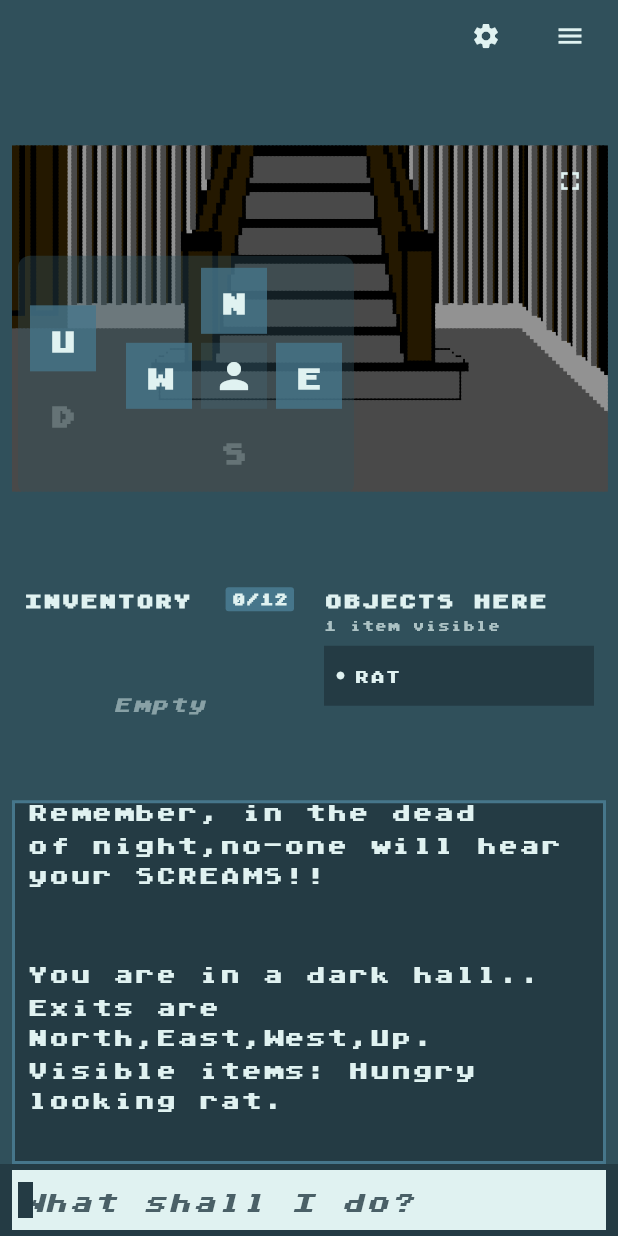
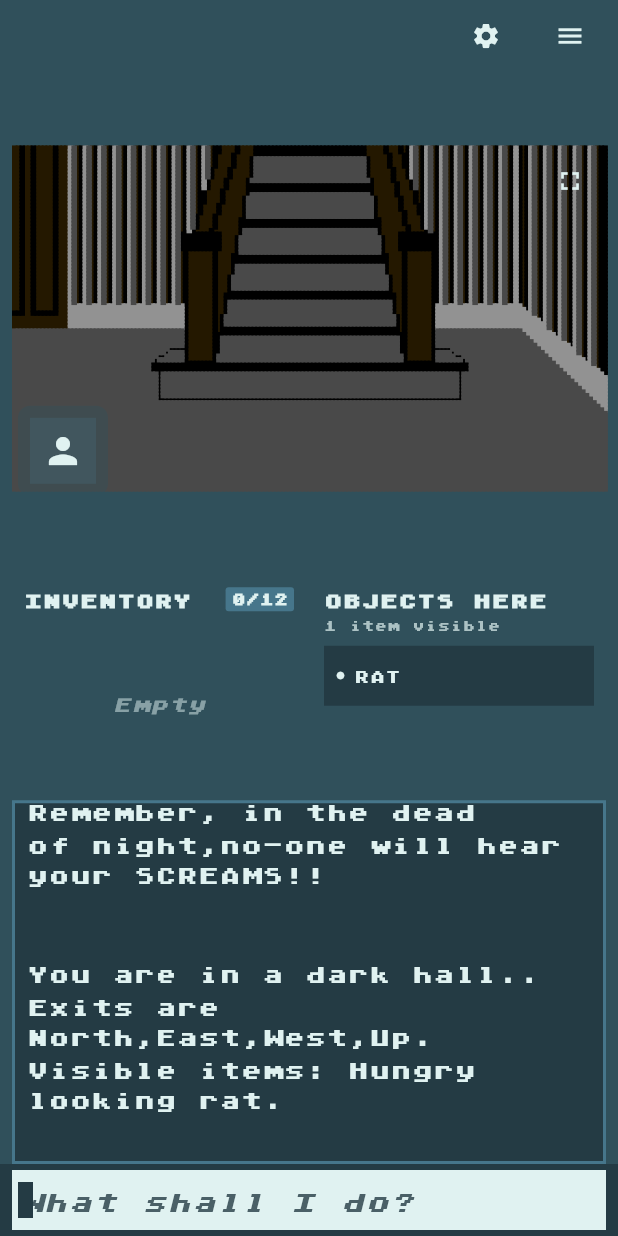
Before and after one commit to aykutkilic/cloakofdeath-flutter, a Flutter app: the screen it shows after launch, on a phone screen of 412 x 824 dp. Run offline on Flutter 3.47's test engine with Material 3 defaults, Android fonts, the phone set to English and light mode, and no system bars; our stand-ins replace shared_preferences.

Commit message:
Collapsible floating nav: tap player icon to expand, auto-collapse after 5s
In portrait/floating mode, the minimap starts collapsed showing only the
player icon. Tapping it expands the full navigation controls. It auto-
collapses after 5 seconds of inactivity, or by tapping the center icon.

Co-Authored-By: Claude Opus 4.6 <noreply@anthropic.com>

```diff
--- a/cloak_of_death_flutter/lib/widgets/unified_minimap.dart
+++ b/cloak_of_death_flutter/lib/widgets/unified_minimap.dart
@@ -1,3 +1,4 @@
+import 'dart:async';
 import 'package:flutter/material.dart';
 import 'package:provider/provider.dart';
 import '../app_theme.dart';
@@ -5,19 +6,70 @@ import '../game/game_state.dart';
 
 /// Unified minimap widget with integrated navigation controls.
 /// Set [floating] to true for transparent overlay mode (portrait).
-class UnifiedMinimap extends StatelessWidget {
+/// In floating mode, the widget starts collapsed as a single player icon
+/// and expands on tap, auto-collapsing after 5 seconds of inactivity.
+class UnifiedMinimap extends StatefulWidget {
   final bool floating;
 
   const UnifiedMinimap({super.key, this.floating = false});
 
-  double get _buttonSize => floating ? 44 : 48;
+  @override
+  State<UnifiedMinimap> createState() => _UnifiedMinimapState();
+}
+
+class _UnifiedMinimapState extends State<UnifiedMinimap> {
+  bool _expanded = false;
+  Timer? _collapseTimer;
+
+  double get _buttonSize => widget.floating ? 44 : 48;
   double get _spacing => 6.0;
+
+  @override
+  void dispose() {
+    _collapseTimer?.cancel();
+    super.dispose();
+  }
+
+  void _expand() {
+    setState(() => _expanded = true);
+    _resetCollapseTimer();
+  }
+
+  void _collapse() {
+    _collapseTimer?.cancel();
+    setState(() => _expanded = false);
+  }
+
+  void _resetCollapseTimer() {
+    _collapseTimer?.cancel();
+    _collapseTimer = Timer(const Duration(seconds: 5), _collapse);
+  }
+
+  void _onNavPressed(GameState gameState, String direction) {
+    gameState.processCommand(direction);
+    _resetCollapseTimer();
+  }
 
   @override
   Widget build(BuildContext context) {
     return Consumer<GameState>(
       builder: (context, gameState, child) {
         final exits = gameState.getAvailableExits();
+
+        // Floating mode: collapsed = just the player icon; expanded = full nav
+        if (widget.floating && !_expanded) {
+          return GestureDetector(
+            onTap: _expand,
+            child: Container(
+              decoration: BoxDecoration(
+                color: AppTheme.background.withAlpha(100),
+                borderRadius: BorderRadius.circular(8),
+              ),
+              padding: const EdgeInsets.all(8),
+              child: _buildCenterIcon(),
+            ),
+          );
+        }
 
         final content = FittedBox(
           fit: BoxFit.scaleDown,
@@ -29,9 +81,9 @@ class UnifiedMinimap extends StatelessWidget {
               Column(
                 mainAxisSize: MainAxisSize.min,
                 children: [
-                  _buildNavButton('U', exits.containsKey('U'), gameState, context),
+                  _buildNavButton('U', exits.containsKey('U'), gameState),
                   SizedBox(height: _spacing),
-                  _buildNavButton('D', exits.containsKey('D'), gameState, context),
+                  _buildNavButton('D', exits.containsKey('D'), gameState),
                 ],
               ),
               const SizedBox(width: 20),
@@ -39,27 +91,32 @@ class UnifiedMinimap extends StatelessWidget {
               Column(
                 mainAxisSize: MainAxisSize.min,
                 children: [
-                  _buildNavButton('N', exits.containsKey('N'), gameState, context),
+                  _buildNavButton('N', exits.containsKey('N'), gameState),
                   SizedBox(height: _spacing),
                   Row(
                     mainAxisSize: MainAxisSize.min,
                     children: [
-                      _buildNavButton('W', exits.containsKey('W'), gameState, context),
+                      _buildNavButton('W', exits.containsKey('W'), gameState),
                       SizedBox(width: _spacing),
-                      _buildCenterIcon(),
+                      widget.floating
+                          ? GestureDetector(
+                              onTap: _collapse,
+                              child: _buildCenterIcon(),
+                            )
+                          : _buildCenterIcon(),
                       SizedBox(width: _spacing),
-                      _buildNavButton('E', exits.containsKey('E'), gameState, context),
+                      _buildNavButton('E', exits.containsKey('E'), gameState),
                     ],
                   ),
                   SizedBox(height: _spacing),
-                  _buildNavButton('S', exits.containsKey('S'), gameState, context),
+                  _buildNavButton('S', exits.containsKey('S'), gameState),
                 ],
               ),
             ],
           ),
         );
 
-        if (floating) {
+        if (widget.floating) {
           return Container(
             decoration: BoxDecoration(
               color: AppTheme.background.withAlpha(100),
@@ -83,9 +140,8 @@ class UnifiedMinimap extends StatelessWidget {
     String direction,
     bool hasExit,
     GameState gameState,
-    BuildContext context,
   ) {
-    final bgColor = floating
+    final bgColor = widget.floating
         ? (hasExit ? AppTheme.highlight.withAlpha(200) : Colors.transparent)
         : (hasExit ? AppTheme.highlight : AppTheme.background);
 
@@ -93,7 +149,7 @@ class UnifiedMinimap extends StatelessWidget {
       width: _buttonSize,
       height: _buttonSize,
       child: ElevatedButton(
-        onPressed: () => gameState.processCommand(direction),
+        onPressed: () => _onNavPressed(gameState, direction),
         style: ElevatedButton.styleFrom(
           backgroundColor: bgColor,
           foregroundColor: hasExit ? AppTheme.text : AppTheme.panel,
@@ -107,7 +163,9 @@ class UnifiedMinimap extends StatelessWidget {
           style: TextStyle(
             fontWeight: FontWeight.bold,
             fontSize: 18,
-            color: hasExit ? AppTheme.text : (floating ? AppTheme.text.withAlpha(60) : AppTheme.panel),
+            color: hasExit
+                ? AppTheme.text
+                : (widget.floating ? AppTheme.text.withAlpha(60) : AppTheme.panel),
           ),
         ),
       ),
@@ -119,7 +177,7 @@ class UnifiedMinimap extends StatelessWidget {
       width: _buttonSize,
       height: _buttonSize,
       decoration: BoxDecoration(
-        color: floating
+        color: widget.floating
             ? AppTheme.highlight.withAlpha(60)
             : AppTheme.highlight.withAlpha(77),
       ),
```
